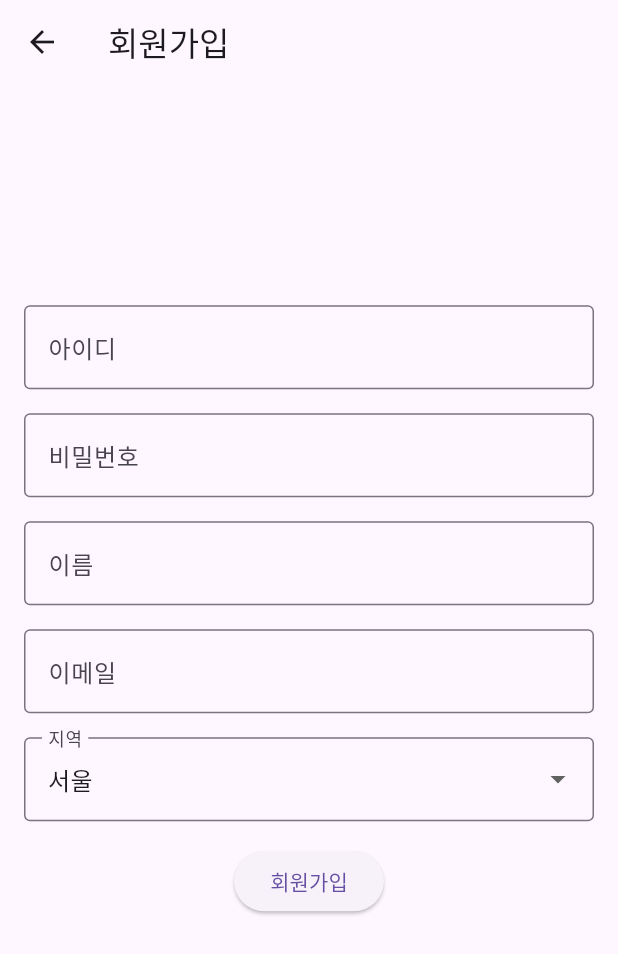
After one commit to the-weather-of-a-mirror/Front, a Flutter app: the SignUpScreen screen opened directly, after a tap on "회원가입", on a phone screen of 412 x 824 dp. The commit adds this screen. Shown: the top 954 px of the screen. Run offline on Flutter 3.47's test engine with Material 3 defaults, Android fonts, the light colour scheme and no system bars; our stand-ins replace shared_preferences; missing offline and left inert: dart:ffi; accounts and stored records are empty; network calls fail.

Commit message:
회원가입 및 로그인

```diff
--- a/lib/WhatScreen.dart
+++ b/lib/WhatScreen.dart
@@ -10,7 +10,7 @@ class WhatScreen extends StatelessWidget{
     return const Scaffold(
       backgroundColor: Colors.purple,
       body: Center(
-        child: Text('여기다 뭐하지',
+        child: Text('기타',
         style: TextStyle(
           color: Colors.black,
           fontSize: 14,
--- /dev/null
+++ b/lib/login/SignUpScreen.dart
@@ -0,0 +1,210 @@
+import 'dart:convert';
+import 'package:http/http.dart' as http;
+import 'package:flutter/material.dart';
+import 'LoginScreen.dart';
+
+class SignUpScreen extends StatefulWidget {
+  @override
+  _SignUpScreenState createState() => _SignUpScreenState();
+}
+
+class _SignUpScreenState extends State<SignUpScreen> {
+  // 이메일, 비밀번호, 이름 등 변수 선언
+  String id = '', password = '', name = '', email = '', city = '';
+  String _selectedCities = '서울';
+
+  final TextEditingController _emailController = TextEditingController();
+  final TextEditingController _passwordController = TextEditingController();
+  final TextEditingController _confirmPasswordController = TextEditingController();
+
+  final List<String> _CitiesList = [
+    '서울', '부산', '대구', '인천', '광주', '대전',
+    '울산', '세종', '경기', '강원', '충북', '충남',
+    '전북', '전남', '경북', '경남', '제주'
+  ];
+
+  @override
+  Widget build(BuildContext context) {
+    return Scaffold(
+      resizeToAvoidBottomInset: false,
+      appBar: AppBar(
+        title: Text('회원가입'),
+      ),
+      body: Padding(
+        padding: const EdgeInsets.only(left: 16, right: 16, bottom: 65),
+        child: Column(
+          mainAxisAlignment: MainAxisAlignment.center,
+          children: [
+            // 아이디 입력 필드
+            TextField(
+              controller: _emailController,
+              decoration: InputDecoration(
+                labelText: '아이디',
+                border: OutlineInputBorder(),
+              ),
+              onChanged: (text) => id = text, // 아이디 변수에 저장
+            ),
+
+            SizedBox(height: 16),
+            // 비밀번호 입력 필드
+            TextField(
+              controller: _passwordController,
+              decoration: InputDecoration(
+                labelText: '비밀번호',
+                border: OutlineInputBorder(),
+              ),
+              obscureText: true,
+              onChanged: (text) => password = text, // 비밀번호 변수에 저장
+            ),
+
+            SizedBox(height: 16),
+            // 이름 입력 필드
+            TextField(
+              controller: _confirmPasswordController,
+              decoration: InputDecoration(
+                labelText: '이름',
+                border: OutlineInputBorder(),
+              ),
+              onChanged: (text) => name = text, // 이름 변수에 저장
+            ),
+
+            SizedBox(height: 16),
+            // 이메일 입력 필드
+            TextField(
+              decoration: InputDecoration(
+                labelText: '이메일',
+                border: OutlineInputBorder(),
+              ),
+              keyboardType: TextInputType.emailAddress,
+              onChanged: (text) {
+                setState(() {
+                  email = text; // 이메일 변수에 저장
+                });
+              },
+            ),
+
+            SizedBox(height: 16),
+            // 지역 선택 드롭다운
+            DropdownButtonFormField<String>(
+              value: _selectedCities,
+              onChanged: (String? newValue) {
+                setState(() {
+                  _selectedCities = newValue!; // 선택된 도시 변수에 저장
+                  city = _mapCityToCode(_selectedCities); // 도시 코드 매핑
+                });
+              },
+              items: _CitiesList.map<DropdownMenuItem<String>>((String value) {
+                return DropdownMenuItem<String>(
+                  value: value,
+                  child: Text(value),
+                );
+              }).toList(),
+              decoration: InputDecoration(
+                labelText: '지역',
+                border: OutlineInputBorder(),
+              ),
+            ),
+
+            SizedBox(height: 16),
+            // 회원가입 버튼
+            ElevatedButton(
+              onPressed: () async {
+                // 회원가입 버튼 눌렀을 때의 로직 추가
+                var headers = {
+                  'Content-Type': 'application/json'
+                };
+                var request = http.Request('POST', Uri.parse('http://223.195.109.34:8080/mirror/member/signup'));
+                request.body = json.encode({
+                  "loginId": id,
+                  "password": password,
+                  "name": name,
+                  "email": email,
+                  "area": city,
+                });
+                request.headers.addAll(headers);
+
+                debugPrint('이것은 : ' + request.body);
+
+                http.StreamedResponse response = await request.send();
+
+                var jsonS = await response.stream.bytesToString();
+                var jsonData = json.decode(jsonS);
+                var error = '';
+
+                if (response.statusCode == 200) {
+                  var signUpDone = jsonData['message'];
+                  print(signUpDone);
+                  showDialog<String>(
+        context: context,
+        builder: (BuildContext context) => AlertDialog(
+          content: Text(signUpDone),
+          actions: <Widget>[
+            TextButton(
+              onPressed: () {Navigator.pop(context);
+              Navigator.pop(context);},
+              child: const Text('확인'),
+            ),
+          ],
+        ),
+                  );
+                } else if(response.statusCode == 400) {
+                  if(jsonData['data']['ERROR'] != null) {
+                  error = jsonData['data']['ERROR'];
+                }
+                else if(jsonData['data']['_password'] != null){
+                  error = jsonData['data']['_password'];
+                }
+                else if(jsonData['data']['_name'] != null){
+                  error = jsonData['data']['_name'];
+                }
+                else if(jsonData['data']['_email'] != null){
+                  error = jsonData['data']['_email'];
+                }
+                  print (jsonData['data']);
+                  showDialog<String>(
+        context: context,
+        builder: (BuildContext context) => AlertDialog(
+
+          content: Text(error),
+          actions: <Widget>[
+            TextButton(
+              onPressed: () => Navigator.pop(context, '확인'),
+              child: const Text('확인'),
+            ),
+          ],
+        ),
+                  );
+                }
+              },
+              child: Text('회원가입'),
+            ),
+          ],
+        ),
+      ),
+    );
+  }
+
+  // 도시를 코드로 변환하는 함수
+  String _mapCityToCode(String cityName) {
+    switch (cityName) {
+      case '서울': return 'SEOU';
+      case '부산': return 'BUSA';
+      case '대구': return 'DAEG';
+      case '인천': return 'INCH';
+      case '광주': return 'GWAN';
+      case '대전': return 'DAEJ';
+      case '울산': return 'ULSA';
+      case '세종': return 'SEJO';
+      case '경기': return 'GYEO';
+      case '강원': return 'GANG';
+      case '충북': return 'CHUB';
+      case '충남': return 'CHUN';
+      case '전북': return 'JEOB';
+      case '전남': return 'JEON';
+      case '경북': return 'GYUB';
+      case '경남': return 'GYUN';
+      case '제주': return 'JEJU';
+      default: return ''; // 기본값 설정
+    }
+  }
+}
--- a/lib/main.dart
+++ b/lib/main.dart
@@ -3,11 +3,13 @@ import 'dart:math';
 import 'package:flutter/material.dart';
 import 'package:whether/WarningScreen/SaveTool.dart';
 import 'package:whether/WarningScreen/ShelterInfo.dart';
+import 'package:whether/login/LoginScreen.dart';
+import 'package:whether/login/MyPageScreen.dart';
 import 'WhatScreen.dart';
 import 'WarningScreen/WarningScreen.dart';
 import 'MapScreen.dart';
 import 'HomeScreen.dart';
-
+import 'package:shared_preferences/shared_preferences.dart';
 
 void main() {
   runApp(WhetherApp());
@@ -18,24 +20,39 @@ class WhetherApp extends StatefulWidget {
   _WhetherApp createState() => _WhetherApp();
 }
 
+
+
 class _WhetherApp extends State<WhetherApp> {
 
   int _currentIndex = 0;
 
-  final List<Widget> _screens = [
-    HomeScreen(),
-    MapScreen(),
-    WarningScreen(),
-    WhatScreen(),
-    ShelterInfo()
-  ];
+List<Widget> viewList=[HomeScreen(),  MapScreen(),  WarningScreen(), LoginScreen()];
+
+void checkToken() async{
+  SharedPreferences prefs = await SharedPreferences.getInstance();
+    String? token = prefs.getString('auth_token');
+
+    token = null;
+ if (token != null) {
+      viewList  = [HomeScreen(),  MapScreen(),  WarningScreen(), MyPageScreen()];
+    }
+    if (token == null){
+       viewList  = [HomeScreen(),  MapScreen(),  WarningScreen(), LoginScreen()];
+    }
+
+}
+
 
 @override
 Widget build(BuildContext context){
+
+
   return MaterialApp(
+
     home: DefaultTabController(
       length: 4,
       child: Scaffold(
+              resizeToAvoidBottomInset: false,
       appBar: AppBar(
         title: Text('거울의 날씨'),
         centerTitle: true,
@@ -114,12 +131,7 @@ Widget build(BuildContext context){
         )
       ),
 
-      body: TabBarView(children:[
-        HomeScreen(),
-        MapScreen(),
-        WarningScreen(),
-        WhatScreen(),
-        ]
+      body: TabBarView(children: [HomeScreen(),  MapScreen(),  WarningScreen(), MyPageScreen()]
         ),
         extendBodyBehindAppBar: true,
 
@@ -156,7 +168,7 @@ Widget build(BuildContext context){
             Tab(
               icon: Icon(Icons.star),
 
-            text: ("기타")
+            text: ("로그인")
             ),
           ]),
         )
@@ -170,9 +182,6 @@ Widget build(BuildContext context){
 
 
 
-
-
-
 final controller = PageController(
 initialPage: 1,
 );
```
Also changed, not shown: lib/MapScreen.dart (+53 -12 lines), lib/login/LoginScreen.dart (added, +112 -0 lines), lib/login/MyPageScreen.dart (added, +85 -0 lines), pubspec.yaml (+6 -3 lines), assets/map.jpg (added), pubspec.lock, 2 other files.
